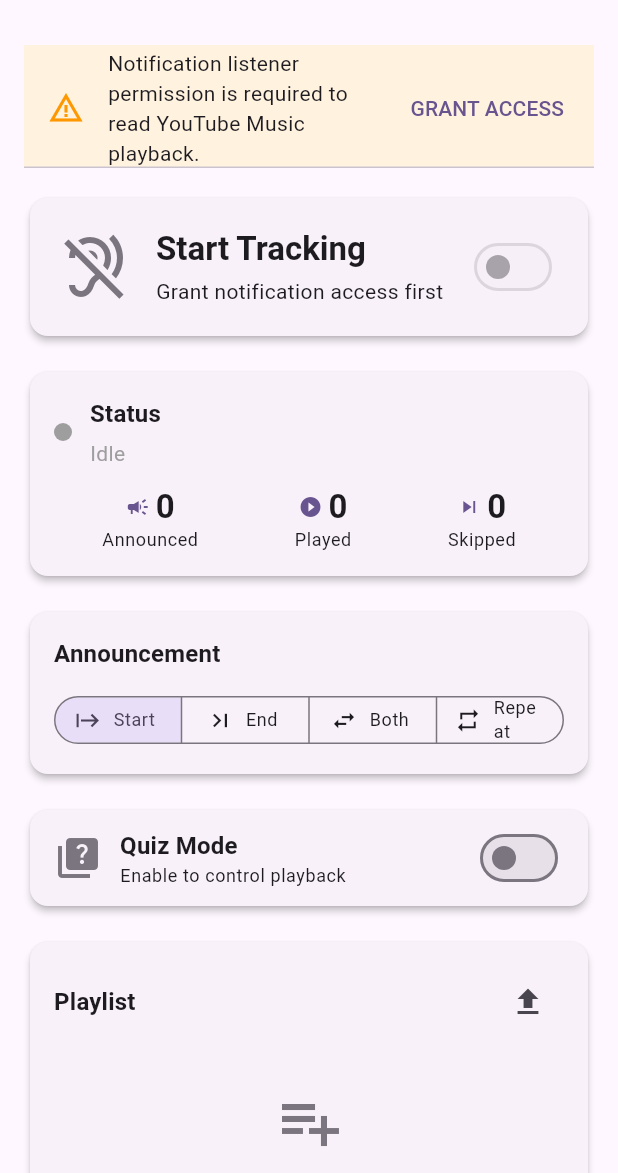
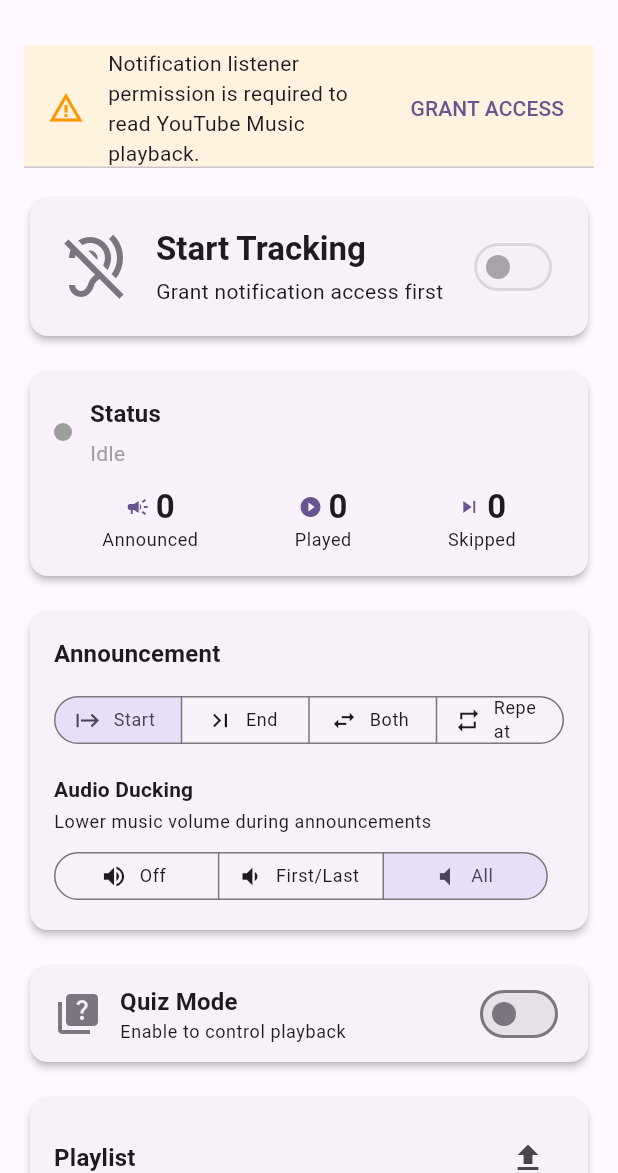
Before and after one commit to quablarox/TubeQuiz, a Flutter app: the screen it shows after launch, on a phone screen of 412 x 824 dp, the part 63-1236 px from its top. Run offline on Flutter 3.47's test engine with Material 3 defaults, Android fonts, the phone set to English and light mode, and no system bars; our stand-ins replace csv, file_picker, flutter_tts, shared_preferences.

Commit message:
feat: signing config, duck mode, versioned artifacts, changelog, PR template (#5)
* Initial plan

* feat: add signing config, duck mode, versioned artifacts, changelog, and PR template

- Configure release signing from key.properties with CI secrets support
- Add DuckMode enum (off/firstLast/all) with state, provider, engine, and UI
- Change TTS announcement from "Next song: X by Y" to "X by Y"
- Include version number in CI artifact names
- Create CHANGELOG.md following Keep a Changelog format
- Create PR template enforcing conventional commit messages

Agent-Logs-Url: https://github.com/quablarox/TubeQuiz/sessions/7b26c5ba-881d-4640-9f7e-7a81d748e5c7

Co-authored-by: quablarox <9888680+quablarox@users.noreply.github.com>

---------

Co-authored-by: copilot-swe-agent[bot] <198982749+Copilot@users.noreply.github.com>
Co-authored-by: quablarox <9888680+quablarox@users.noreply.github.com>

```diff
--- a/lib/models/quiz_state.dart
+++ b/lib/models/quiz_state.dart
@@ -11,6 +11,18 @@ enum AnnounceTiming {
 
   /// Announce at beginning, end, and every N seconds in between.
   interval,
+}
+
+/// Controls when audio ducking (lowering music volume) is applied.
+enum DuckMode {
+  /// Never duck audio during announcements.
+  off,
+
+  /// Duck audio only for the first and last announcements of a track.
+  firstLast,
+
+  /// Duck audio for every announcement.
+  all,
 }
 
 /// Represents the current state of the engine.
@@ -46,6 +58,7 @@ class QuizState {
   final bool useRandomStart;
   final AnnounceTiming announceTiming;
   final int announceIntervalSeconds;
+  final DuckMode duckMode;
   final String? errorMessage;
   final int tracksPlayed;
   final int tracksSkipped;
@@ -62,6 +75,7 @@ class QuizState {
     this.useRandomStart = false,
     this.announceTiming = AnnounceTiming.beginning,
     this.announceIntervalSeconds = 5,
+    this.duckMode = DuckMode.all,
     this.errorMessage,
     this.tracksPlayed = 0,
     this.tracksSkipped = 0,
@@ -79,6 +93,7 @@ class QuizState {
     bool? useRandomStart,
     AnnounceTiming? announceTiming,
     int? announceIntervalSeconds,
+    DuckMode? duckMode,
     String? errorMessage,
     int? tracksPlayed,
     int? tracksSkipped,
@@ -98,6 +113,7 @@ class QuizState {
       announceTiming: announceTiming ?? this.announceTiming,
       announceIntervalSeconds:
           announceIntervalSeconds ?? this.announceIntervalSeconds,
+      duckMode: duckMode ?? this.duckMode,
       errorMessage: errorMessage ?? this.errorMessage,
       tracksPlayed: tracksPlayed ?? this.tracksPlayed,
       tracksSkipped: tracksSkipped ?? this.tracksSkipped,
--- a/lib/screens/dashboard_screen.dart
+++ b/lib/screens/dashboard_screen.dart
@@ -79,8 +79,10 @@ class _DashboardScreenState extends State<DashboardScreen>
                 AnnounceSettingsCard(
                   timing: provider.announceTiming,
                   intervalSeconds: provider.announceInterval,
+                  duckMode: provider.duckMode,
                   onTimingChanged: (t) => provider.setAnnounceTiming(t),
                   onIntervalChanged: (s) => provider.setAnnounceInterval(s),
+                  onDuckModeChanged: (m) => provider.setDuckMode(m),
                 ),
 
                 const SizedBox(height: 16),
--- a/lib/services/tts_service.dart
+++ b/lib/services/tts_service.dart
@@ -22,7 +22,7 @@ class TtsService {
   /// Returns a Future that completes when the announcement is finished.
   Future<void> announceTrack(String title, String artist) async {
     await initialize();
-    final text = 'Next song: $title by $artist';
+    final text = '$title by $artist';
     await _speak(text);
   }
 
--- a/lib/widgets/announce_settings_card.dart
+++ b/lib/widgets/announce_settings_card.dart
@@ -1,19 +1,23 @@
 import 'package:flutter/material.dart';
 import '../models/models.dart';
 
-/// Widget that provides controls for announcement timing settings.
+/// Widget that provides controls for announcement timing and duck mode settings.
 class AnnounceSettingsCard extends StatefulWidget {
   final AnnounceTiming timing;
   final int intervalSeconds;
+  final DuckMode duckMode;
   final ValueChanged<AnnounceTiming> onTimingChanged;
   final ValueChanged<int> onIntervalChanged;
+  final ValueChanged<DuckMode> onDuckModeChanged;
 
   const AnnounceSettingsCard({
     super.key,
     required this.timing,
     required this.intervalSeconds,
+    required this.duckMode,
     required this.onTimingChanged,
     required this.onIntervalChanged,
+    required this.onDuckModeChanged,
   });
 
   @override
@@ -130,6 +134,47 @@ class _AnnounceSettingsCardState extends State<AnnounceSettingsCard> {
                 ],
               ),
             ],
+            const SizedBox(height: 16),
+            Text(
+              'Audio Ducking',
+              style: Theme.of(context).textTheme.titleSmall?.copyWith(
+                    fontWeight: FontWeight.bold,
+                  ),
+            ),
+            const SizedBox(height: 4),
+            Text(
+              'Lower music volume during announcements',
+              style: Theme.of(context).textTheme.bodySmall,
+            ),
+            const SizedBox(height: 8),
+            SegmentedButton<DuckMode>(
+              segments: const [
+                ButtonSegment(
+                  value: DuckMode.off,
+                  label: Text('Off'),
+                  icon: Icon(Icons.volume_up, size: 18),
+                ),
+                ButtonSegment(
+                  value: DuckMode.firstLast,
+                  label: Text('First/Last'),
+                  icon: Icon(Icons.volume_down, size: 18),
+                ),
+                ButtonSegment(
+                  value: DuckMode.all,
+                  label: Text('All'),
+                  icon: Icon(Icons.volume_mute, size: 18),
+                ),
+              ],
+              selected: {widget.duckMode},
+              onSelectionChanged: (set) => widget.onDuckModeChanged(set.first),
+              showSelectedIcon: false,
+              style: ButtonStyle(
+                visualDensity: VisualDensity.compact,
+                textStyle: WidgetStatePropertyAll(
+                  Theme.of(context).textTheme.bodySmall,
+                ),
+              ),
+            ),
           ],
         ),
       ),
```
Also changed, not shown: lib/providers/quiz_provider.dart (+16 -0 lines), lib/services/quiz_engine.dart (+18 -5 lines), 5 other files.
